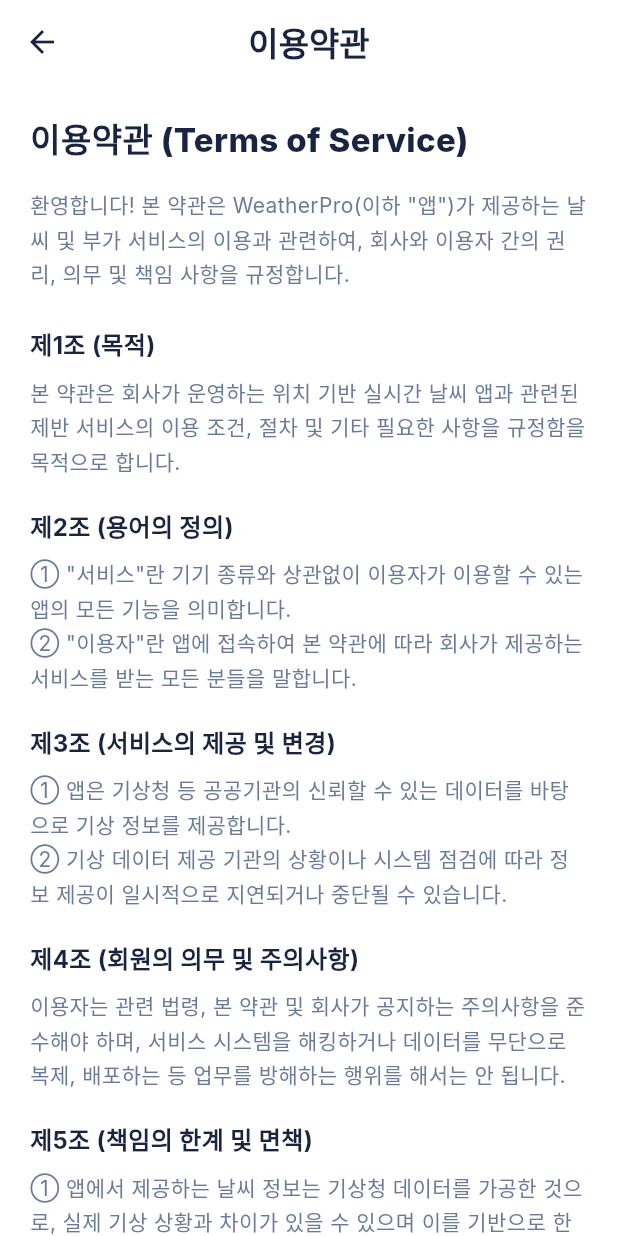
After one commit to take10cokr/weather, a Flutter app: the TermsOfServiceScreen screen opened directly, on a phone screen of 412 x 824 dp. The commit adds this screen. Run offline on Flutter 3.47's test engine with Material 3 defaults, Android fonts, the phone set to English and light mode, and no system bars; our stand-ins replace flutter_local_notifications, geocoding, geolocator, permission_handler, shared_preferences; missing offline and left inert: flutter_foreground_task; accounts and stored records are empty; network calls fail; Roboto replaces fonts that are missing (Inter).

Commit message:
UI Updates: personal information, terms of service and location address formatting

```diff
--- a/weather_app/lib/models/weather_model.dart
+++ b/weather_app/lib/models/weather_model.dart
@@ -174,7 +174,7 @@ class AirQualityData {
     }
 
     return AirQualityData(
-      aqi: int.tryParse(getValue(json['khaiValue'])) ?? 0,
+      aqi: int.tryParse(getValue(json['khaiValue'])) ?? -1,
       pm25: getValue(json['pm25Value']),
       pm10: getValue(json['pm10Value']),
       o3: getValue(json['o3Value']),
--- a/weather_app/lib/screens/air_quality_screen.dart
+++ b/weather_app/lib/screens/air_quality_screen.dart
@@ -27,6 +27,7 @@ class AirQualityScreen extends StatefulWidget {
 class _AirQualityScreenState extends State<AirQualityScreen> {
   final WeatherService _service = WeatherService();
   AirQualityData? _data;
+  List<Map<String, dynamic>> _history = [];
   bool _isLoading = true;
   String? _statusMessage;
 
@@ -49,9 +50,15 @@ class _AirQualityScreenState extends State<AirQualityScreen> {
     });
     try {
       final data = await _service.fetchAirQuality(widget.sidoName, widget.cityName, widget.dongName);
+      List<Map<String, dynamic>> history = [];
+      if (data != null) {
+        history = await _service.fetchAirQualityHistory(data.stationName);
+      }
+
       if (mounted) {
         setState(() {
           _data = data;
+          _history = history;
           _isLoading = false;
           if (data == null) _statusMessage = '측정소 데이터를 찾을 수 없거나\n통신 중 오류가 발생했습니다.';
         });
@@ -155,7 +162,8 @@ class _AirQualityScreenState extends State<AirQualityScreen> {
 
   Widget _buildAqiMainCard(BuildContext context) {
     final settings = context.watch<AppSettings>();
-    final int aqi = _data?.aqi ?? 0;
+    final int aqi = _data?.aqi ?? -1;
+    final aqiText = aqi < 0 ? '-' : '$aqi';
 
     final pm25Val = double.tryParse(_data?.pm25 ?? '0') ?? 0;
     final status = settings.getPm25Status(pm25Val);
@@ -185,7 +193,7 @@ class _AirQualityScreenState extends State<AirQualityScreen> {
                 mainAxisSize: MainAxisSize.min,
                 children: [
                   const Text('현재 지수', style: TextStyle(color: AppTheme.textSecondary, fontSize: 13, fontWeight: FontWeight.w500)),
-                  Text('$aqi', style: const TextStyle(fontSize: 52, fontWeight: FontWeight.w800, color: AppTheme.textPrimary, letterSpacing: -1)),
+                  Text(aqiText, style: const TextStyle(fontSize: 52, fontWeight: FontWeight.w800, color: AppTheme.textPrimary, letterSpacing: -1)),
                   Text(status, style: TextStyle(color: color, fontWeight: FontWeight.w800, fontSize: 18)),
                 ],
               ),
@@ -350,31 +358,35 @@ class _AirQualityScreenState extends State<AirQualityScreen> {
         Row(
           mainAxisAlignment: MainAxisAlignment.spaceBetween,
           children: [
-            const Text('시간별 대기질 예보', style: TextStyle(fontWeight: FontWeight.w800, fontSize: 18, color: AppTheme.textPrimary)),
-            Text('24시간 기준', style: TextStyle(fontSize: 10, color: AppTheme.textSecondary.withValues(alpha: 0.6))),
+            const Text('시간별 대기질 추이', style: TextStyle(fontWeight: FontWeight.w800, fontSize: 18, color: AppTheme.textPrimary)),
+            Text('최근 24시간', style: TextStyle(fontSize: 10, color: AppTheme.textSecondary.withValues(alpha: 0.6))),
           ],
         ),
         const SizedBox(height: 16),
         Container(
-          height: 120,
+          height: 140,
           width: double.infinity,
-          padding: const EdgeInsets.all(20),
+          padding: const EdgeInsets.fromLTRB(16, 24, 16, 12),
           decoration: BoxDecoration(
             color: Colors.white,
             borderRadius: BorderRadius.circular(20),
             boxShadow: [BoxShadow(color: Colors.black.withValues(alpha: 0.02), blurRadius: 10, offset: const Offset(0, 4))],
           ),
-          child: Row(
-            mainAxisAlignment: MainAxisAlignment.spaceAround,
-            crossAxisAlignment: CrossAxisAlignment.end,
-            children: [
-              _buildBar(40, '14:00'),
-              _buildBar(55, '15:00'),
-              _buildBar(65, '16:00'),
-              _buildBar(45, '17:00'),
-              _buildBar(35, '18:00'),
-            ],
-          ),
+          child: _history.isEmpty
+            ? const Center(child: Text('트렌드 데이터 없음', style: TextStyle(color: AppTheme.textSecondary, fontSize: 12)))
+            : ListView.separated(
+                scrollDirection: Axis.horizontal,
+                physics: const BouncingScrollPhysics(),
+                itemCount: _history.length,
+                separatorBuilder: (context, index) => const SizedBox(width: 20),
+                itemBuilder: (context, index) {
+                  final h = _history[index];
+                  final val = h['khai'] as double;
+                  // 그래프 높이 조절 (최대 60px)
+                  final barHeight = (val / 150 * 50).clamp(5.0, 50.0);
+                  return _buildBar(barHeight, h['time']);
+                },
+              ),
         ),
       ],
     );
@@ -399,28 +411,39 @@ class _AirQualityScreenState extends State<AirQualityScreen> {
   }
 
   Widget _buildHealthAdvice() {
+    final pm25Val = double.tryParse(_data?.pm25 ?? '0') ?? 0;
+    final status = context.read<AppSettings>().getPm25Status(pm25Val);
+
+    String maskTitle = '마스크 착용 불필요';
+    String maskDesc = '대기 상태가 좋으므로 마스크 없이 활동 가능합니다.';
+    String ventTitle = '실내 환기 적극 추천';
+    String ventDesc = '창문을 열어 신선한 공기로 실내를 환기하세요.';
+    String playTitle = '실외 활동 적극 권장';
+    String playDesc = '야외 운동이나 산책하기 아주 좋은 날씨입니다.';
+
+    if (status == '보통') {
+      maskTitle = '마스크 지참 권유';
+      maskDesc = '민감군인 분들은 장시간 실외 활동 시 주의하세요.';
+      ventTitle = '주기적 실내 환기';
+      ventDesc = '오염이 심한 시간대를 피해 환기해 주세요.';
+      playTitle = '가벼운 실외 활동';
+      playDesc = '일상적인 실외 활동에 무리가 없는 수준입니다.';
+    } else if (status == '나쁨' || status == '매우나쁨' || status == '위험') {
+      maskTitle = '보건용 마스크 필수';
+      maskDesc = 'KF80 이상의 보건용 마스크를 반드시 착용하세요.';
+      ventTitle = '실내 환기 자제';
+      ventDesc = '외부 공기 유입을 차단하고 공기청정기를 사용하세요.';
+      playTitle = '실외 활동 제한';
+      playDesc = '장시간 무리한 실외 활동은 피하는 것이 좋습니다.';
+    }
+
     return Column(
       children: [
-        _buildAdviceCard(
-          '마스크 착용 권고',
-          '민감군은 실외 활동 시 일반 마스크 착용을 권장합니다.',
-          Icons.masks_rounded,
-          const Color(0xFFF1F8FF),
-        ),
+        _buildAdviceCard(maskTitle, maskDesc, Icons.masks_rounded, const Color(0xFFF1F8FF)),
         const SizedBox(height: 12),
-        _buildAdviceCard(
-          '실내 환기 적정',
-          '주기적인 환기는 좋으나, 도로변 등 오염원은 피하세요.',
-          Icons.grid_view_rounded,
-          const Color(0xFFF1F8FF),
-        ),
+        _buildAdviceCard(ventTitle, ventDesc, Icons.grid_view_rounded, const Color(0xFFF1F8FF)),
         const SizedBox(height: 12),
-        _buildAdviceCard(
-          '실외 활동 가능',
-          '대기 상태가 보통이므로 가벼운 운동은 무관합니다.',
-          Icons.directions_run_rounded,
-          const Color(0xFFF1F8FF),
-        ),
+        _buildAdviceCard(playTitle, playDesc, Icons.directions_run_rounded, const Color(0xFFF1F8FF)),
       ],
     );
   }
--- /dev/null
+++ b/weather_app/lib/screens/privacy_policy_screen.dart
@@ -0,0 +1,85 @@
+import 'package:flutter/material.dart';
+import '../theme/app_theme.dart';
+
+class PrivacyPolicyScreen extends StatelessWidget {
+  const PrivacyPolicyScreen({super.key});
+
+  @override
+  Widget build(BuildContext context) {
+    return Scaffold(
+      backgroundColor: Colors.white,
+      appBar: AppBar(
+        title: const Text('개인정보 처리방침', style: TextStyle(fontWeight: FontWeight.w700)),
+        centerTitle: true,
+        backgroundColor: Colors.white,
+        elevation: 0,
+      ),
+      body: const SingleChildScrollView(
+        padding: EdgeInsets.all(20),
+        child: Column(
+          crossAxisAlignment: CrossAxisAlignment.start,
+          children: [
+            Text(
+              '개인정보 처리방침',
+              style: TextStyle(fontSize: 22, fontWeight: FontWeight.w800, color: AppTheme.textPrimary),
+            ),
+            SizedBox(height: 16),
+            Text(
+              'WeatherPro(이하 "앱")는 사용자의 개인정보를 소중하게 생각하며, "개인정보 보호법" 등 관련 법규를 준수하여 안전하게 관리하고 있습니다. 본 방침은 앱이 어떤 정보를 수집하고 어떻게 이용하는지 알려드립니다.',
+              style: TextStyle(fontSize: 14, color: AppTheme.textSecondary, height: 1.6),
+            ),
+            SizedBox(height: 24),
+            _SectionTitle(title: '1. 수집하는 개인정보 항목'),
+            _SectionContent(content: '본 앱은 서비스 제공을 위해 다음 정보를 수집할 수 있습니다.\n\n• 필수항목\n- 위치 정보(GPS): 현재 위치 기반의 정확한 실시간 날씨 및 기상 특보를 제공하기 위해 파악합니다. (위/경도 좌표)\n\n• 선택항목\n- 앱 설정 정보: 화면 표시 단위, 관심 지역 설정 값 등\n- 기기 식별 정보: 푸시 알림 전송을 위한 토큰'),
+            SizedBox(height: 20),
+            _SectionTitle(title: '2. 개인정보의 수집 및 이용 목적'),
+            _SectionContent(content: '수집한 정보를 다음의 목적을 위해만 활용합니다.\n- 현재 위치 기반 실시간 기상 데이터(온도, 강수량, 대기질 등) 제공\n- 악천후 및 기상 특보 발생 시 사용자 맞춤형 알림 전송\n- 서비스 품질 향상 및 오류 개선을 위한 통계 분석'),
+            SizedBox(height: 20),
+            _SectionTitle(title: '3. 개인정보의 보유 및 이용 기간'),
+            _SectionContent(content: '원칙적으로 사용자가 앱을 삭제하거나 위치 정보 제공 동의를 철회할 경우 해당 정보를 지체 없이 파기합니다. 단, 관련 법령에 의해 보존할 필요가 있는 경우 해당 법령에서 정한 기간 동안 보관합니다.'),
+            SizedBox(height: 20),
+            _SectionTitle(title: '4. 개인정보의 제3자 제공 및 위탁'),
+            _SectionContent(content: '본 앱은 사용자의 동의 없이 개인정보를 외부에 제공하지 않습니다. 단, 기상 정보를 가져오기 위해 공공기관(기상청, 환경공단 등)의 오픈 API를 호출할 때 위치 좌표값 등 필수적인 수치만 전송될 수 있으며, 특정 개인을 식별할 수 있는 형태로는 전송되지 않습니다.'),
+            SizedBox(height: 20),
+            _SectionTitle(title: '5. 사용자의 권리 및 행사 방법'),
+            _SectionContent(content: '사용자는 기기의 "설정" 메뉴를 통해 언제든지 위치 정보 수집에 대한 동의를 철회하거나 앱 알림을 끌 수 있습니다. 동의를 철회할 경우 현재 위치 기반 자동 날씨 안내 기능이 제한될 수 있습니다.'),
+            SizedBox(height: 40),
+            Text(
+              '공고일자: 2026년 3월 3일\n시행일자: 2026년 3월 3일',
+              style: TextStyle(fontSize: 13, color: AppTheme.textSecondary, height: 1.5),
+            ),
+          ],
+        ),
+      ),
+    );
+  }
+}
+
+class _SectionTitle extends StatelessWidget {
+  final String title;
+  const _SectionTitle({required this.title});
+
+  @override
+  Widget build(BuildContext context) {
+    return Padding(
+      padding: const EdgeInsets.only(bottom: 8),
+      child: Text(
+        title,
+        style: const TextStyle(fontSize: 16, fontWeight: FontWeight.w700, color: AppTheme.textPrimary),
+      ),
+    );
+  }
+}
+
+class _SectionContent extends StatelessWidget {
+  final String content;
+  const _SectionContent({required this.content});
+
+  @override
+  Widget build(BuildContext context) {
+    return Text(
+      content,
+      style: const TextStyle(fontSize: 14, color: AppTheme.textSecondary, height: 1.6),
+    );
+  }
+}
--- /dev/null
+++ b/weather_app/lib/screens/terms_of_service_screen.dart
@@ -0,0 +1,88 @@
+import 'package:flutter/material.dart';
+import '../theme/app_theme.dart';
+
+class TermsOfServiceScreen extends StatelessWidget {
+  const TermsOfServiceScreen({super.key});
+
+  @override
+  Widget build(BuildContext context) {
+    return Scaffold(
+      backgroundColor: Colors.white,
+      appBar: AppBar(
+        title: const Text('이용약관', style: TextStyle(fontWeight: FontWeight.w700)),
+        centerTitle: true,
+        backgroundColor: Colors.white,
+        elevation: 0,
+      ),
+      body: const SingleChildScrollView(
+        padding: EdgeInsets.all(20),
+        child: Column(
+          crossAxisAlignment: CrossAxisAlignment.start,
+          children: [
+            Text(
+              '이용약관 (Terms of Service)',
+              style: TextStyle(fontSize: 22, fontWeight: FontWeight.w800, color: AppTheme.textPrimary),
+            ),
+            SizedBox(height: 16),
+            Text(
+              '환영합니다! 본 약관은 WeatherPro(이하 "앱")가 제공하는 날씨 및 부가 서비스의 이용과 관련하여, 회사와 이용자 간의 권리, 의무 및 책임 사항을 규정합니다.',
+              style: TextStyle(fontSize: 14, color: AppTheme.textSecondary, height: 1.6),
+            ),
+            SizedBox(height: 24),
+            _SectionTitle(title: '제1조 (목적)'),
+            _SectionContent(content: '본 약관은 회사가 운영하는 위치 기반 실시간 날씨 앱과 관련된 제반 서비스의 이용 조건, 절차 및 기타 필요한 사항을 규정함을 목적으로 합니다.'),
+            SizedBox(height: 20),
+            _SectionTitle(title: '제2조 (용어의 정의)'),
+            _SectionContent(content: '① "서비스"란 기기 종류와 상관없이 이용자가 이용할 수 있는 앱의 모든 기능을 의미합니다.\n② "이용자"란 앱에 접속하여 본 약관에 따라 회사가 제공하는 서비스를 받는 모든 분들을 말합니다.'),
+            SizedBox(height: 20),
+            _SectionTitle(title: '제3조 (서비스의 제공 및 변경)'),
+            _SectionContent(content: '① 앱은 기상청 등 공공기관의 신뢰할 수 있는 데이터를 바탕으로 기상 정보를 제공합니다.\n② 기상 데이터 제공 기관의 상황이나 시스템 점검에 따라 정보 제공이 일시적으로 지연되거나 중단될 수 있습니다.'),
+            SizedBox(height: 20),
+            _SectionTitle(title: '제4조 (회원의 의무 및 주의사항)'),
+            _SectionContent(content: '이용자는 관련 법령, 본 약관 및 회사가 공지하는 주의사항을 준수해야 하며, 서비스 시스템을 해킹하거나 데이터를 무단으로 복제, 배포하는 등 업무를 방해하는 행위를 해서는 안 됩니다.'),
+            SizedBox(height: 20),
+            _SectionTitle(title: '제5조 (책임의 한계 및 면책)'),
+            _SectionContent(content: '① 앱에서 제공하는 날씨 정보는 기상청 데이터를 가공한 것으로, 실제 기상 상황과 차이가 있을 수 있으며 이를 기반으로 한 이용자의 선택이나 사고에 대해 법적 책임을 지지 않습니다.\n② 천재지변, 파업, 공공기관의 API 통신 장애 등 불가항력적인 사유로 서비스가 중단된 경우 책임을 지지 않습니다.'),
+            SizedBox(height: 20),
+            _SectionTitle(title: '제6조 (약관의 개정)'),
+            _SectionContent(content: '회사는 관련 법령을 위배하지 않는 범위 내에서 약관을 개정할 수 있으며, 내용이 변경될 경우 시행일자 최소 7일 전부터 앱 내 공지사항을 통해 안내합니다.'),
+            SizedBox(height: 40),
+            Text(
+              '공고일자: 2026년 3월 3일\n시행일자: 2026년 3월 3일',
+              style: TextStyle(fontSize: 13, color: AppTheme.textSecondary, height: 1.5),
+            ),
+          ],
+        ),
+      ),
+    );
+  }
+}
+
+class _SectionTitle extends StatelessWidget {
+  final String title;
+  const _SectionTitle({required this.title});
+
+  @override
+  Widget build(BuildContext context) {
+    return Padding(
+      padding: const EdgeInsets.only(bottom: 8),
+      child: Text(
+        title,
+        style: const TextStyle(fontSize: 16, fontWeight: FontWeight.w700, color: AppTheme.textPrimary),
+      ),
+    );
+  }
+}
+
+class _SectionContent extends StatelessWidget {
+  final String content;
+  const _SectionContent({required this.content});
+
+  @override
+  Widget build(BuildContext context) {
+    return Text(
+      content,
+      style: const TextStyle(fontSize: 14, color: AppTheme.textSecondary, height: 1.6),
+    );
+  }
+}
```
Also changed, not shown: weather_app/lib/services/weather_service.dart (+48 -18 lines), weather_app/assets/icon/app_icon.png (added).
